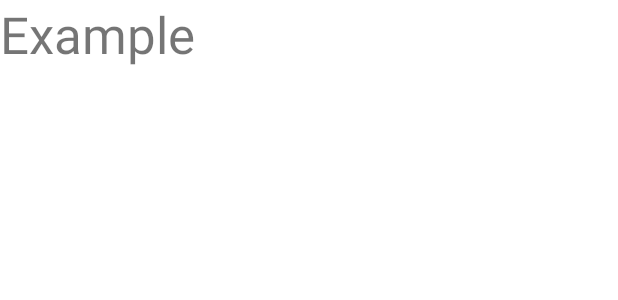
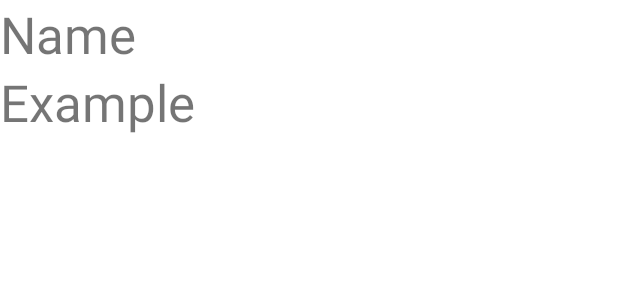
Before and after one commit to jimblackler/SimpleBenchmark, an Android app: the layout activity_main.xml on its own in the app's theme, with its tools: preview values and no code run, on a phone screen of 412 x 824 dp. Shown: the top 300 px of the screen. Run offline under Robolectric (Android 15) with nearby library versions, the phone set to English and light mode, and no system bars.

Commit message:
Display process ID.

```diff
--- a/app/src/main/java/net/jimblackler/simplebenchmark/MainActivity.java
+++ b/app/src/main/java/net/jimblackler/simplebenchmark/MainActivity.java
@@ -6,6 +6,7 @@ import android.annotation.SuppressLint;
 import android.app.Activity;
 import android.os.Build;
 import android.os.Bundle;
+import android.os.Process;
 import android.view.Choreographer;
 import androidx.annotation.RequiresApi;
 import androidx.databinding.DataBindingUtil;
@@ -48,5 +49,6 @@ public class MainActivity extends Activity {
       }
     };
     instance.postFrameCallback(callback);
+    binding.processPid.setText("Process pid: " + Process.myPid());
   }
 }
--- a/app/src/main/res/layout/activity_main.xml
+++ b/app/src/main/res/layout/activity_main.xml
@@ -4,6 +4,12 @@
         android:layout_width="match_parent"
         android:layout_height="match_parent"
         android:orientation="vertical">
+        <TextView
+            android:id="@+id/process_pid"
+            android:layout_width="match_parent"
+            android:layout_height="wrap_content"
+            android:textSize="34sp"
+            android:text="Name" />
         <TextView
             android:id="@+id/progress"
             android:layout_width="match_parent"
```
